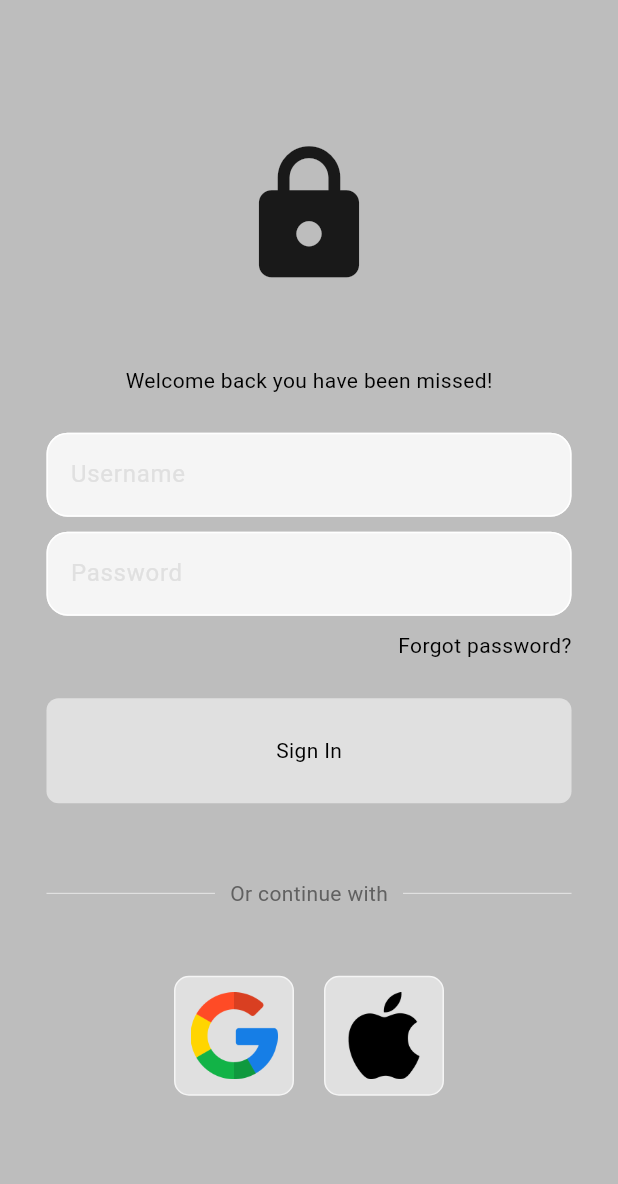
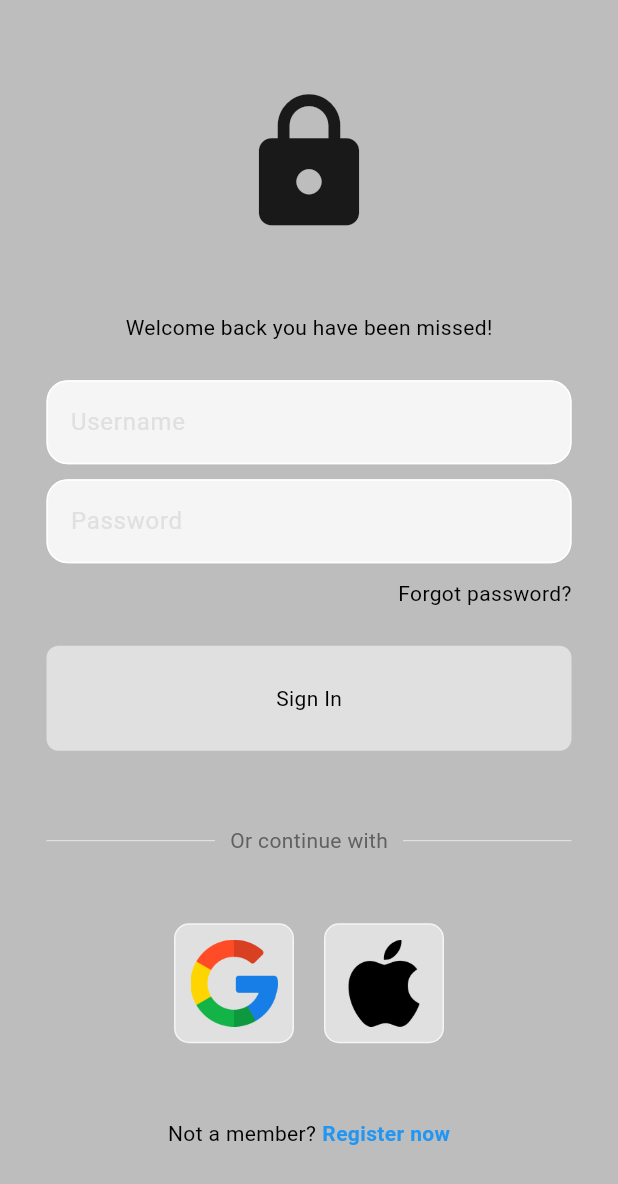
Before and after one commit to SteiKnight/habittracker, a Flutter app: the screen it shows after launch, on a phone screen of 412 x 824 dp. Shown: the top 1184 px of the screen. Run offline on Flutter 3.47's test engine with Material 3 defaults, Android fonts, the phone set to English and light mode, and no system bars; our stand-ins replace firebase_core, flutter_heatmap_calendar, isar, popover; accounts and stored records are empty; generated files the repository leaves out were written again.

```diff
--- a/lib/main.dart
+++ b/lib/main.dart
@@ -3,12 +3,18 @@ import 'package:habittracker/databases/habit_database.dart';
 import 'package:habittracker/pages/login_page.dart';
 import 'package:habittracker/themes/theme_provider.dart';
 import 'package:provider/provider.dart';
+import 'package:firebase_core/firebase_core.dart';
+import 'firebase_options.dart';
+
 
 void main() async {
   WidgetsFlutterBinding.ensureInitialized();
   //initialize database
   await HabitDatabase.initialize();
   await HabitDatabase().saveFirstLaunchDate();
+  await Firebase.initializeApp(
+    options: DefaultFirebaseOptions.currentPlatform,
+  );
 
   runApp(
     MultiProvider(
--- a/lib/pages/login_page.dart
+++ b/lib/pages/login_page.dart
@@ -7,7 +7,9 @@ class LoginPage extends StatelessWidget {
   const LoginPage({super.key});
 
   //sign in function
-  void signIn() {}
+  void signIn() {
+
+  }
 
   @override
   Widget build(BuildContext context) {
@@ -129,6 +131,24 @@ class LoginPage extends StatelessWidget {
                   ),
                 ],
               ),
+              SizedBox(
+                height: 50,
+              ),
+              //not a member? register now
+              Row(
+                mainAxisAlignment: MainAxisAlignment.center,
+                children: [
+                  Text('Not a member?'),
+                  SizedBox(width: 4),
+                  Text(
+                    'Register now',
+                    style: TextStyle(
+                      color: Colors.blue,
+                      fontWeight: FontWeight.bold,
+                    ),
+                  ),
+                ],
+              ),
             ],
           ),
         ),
--- a/pubspec.yaml
+++ b/pubspec.yaml
@@ -42,6 +42,8 @@ dependencies:
   flutter_slidable: ^3.1.2
   flutter_heatmap_calendar: ^1.0.5
   google_sign_in: ^6.2.2
+  firebase_auth: ^5.3.4
+  firebase_core: ^3.9.0
 
 dev_dependencies:
   flutter_test:
```
Also changed, not shown: firebase.json (added), lib/firebase_options.dart (added), pubspec.lock, 6 other files.
